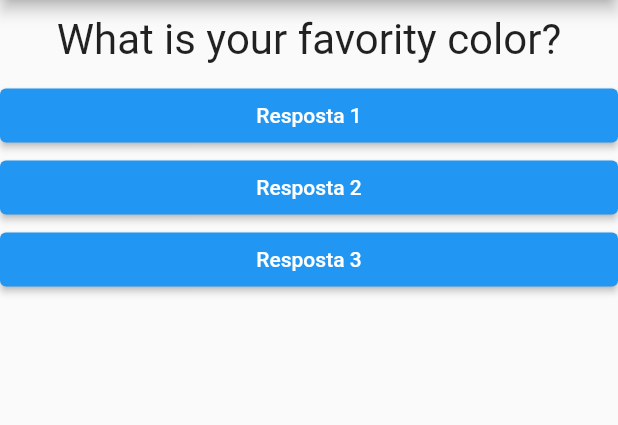
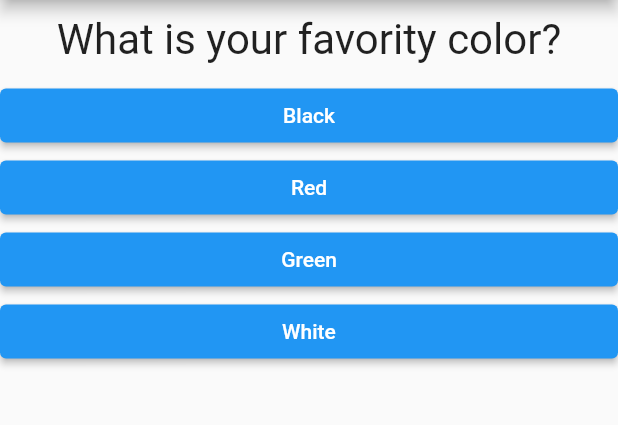
Before and after one commit to samueljml/quiz, a Flutter app: the screen it shows after launch, on a phone screen of 412 x 824 dp, the part 84-509 px from its top. Run offline on Flutter 3.47's test engine with Material 2 defaults, Android fonts, the phone set to English and light mode, and no system bars.

Commit message:
Add map to answers

```diff
--- a/lib/main.dart
+++ b/lib/main.dart
@@ -7,11 +7,11 @@ main() => runApp(QuizApp(
     ));
 
 class QuizAppState extends State<QuizApp> {
-  var _selectedQuestions = 0;
+  var _selectedQuestion = 0;
 
   void _answer() {
     setState(() {
-      _selectedQuestions++;
+      _selectedQuestion++;
     });
   }
 
@@ -28,6 +28,8 @@ class QuizAppState extends State<QuizApp> {
       }
     ];
 
+    List<String> answers = questions[_selectedQuestion].cast()["answer"];
+
     return MaterialApp(
       home: Scaffold(
         appBar: AppBar(
@@ -36,10 +38,8 @@ class QuizAppState extends State<QuizApp> {
         ),
         body: Column(
           children: <Widget>[
-            Question(questions[_selectedQuestions]["text"].toString()),
-            Answer('Resposta 1', _answer),
-            Answer('Resposta 2', _answer),
-            Answer('Resposta 3', _answer),
+            Question(questions[_selectedQuestion]["text"].toString()),
+            ...answers.map((t) => Answer(t, _answer)).toList()
           ],
         ),
       ),
```
